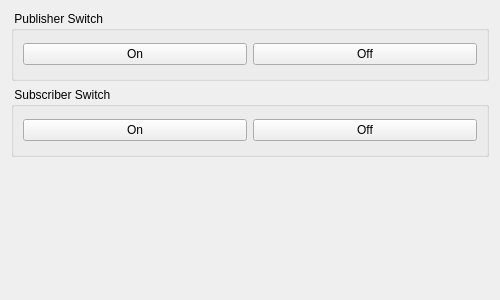
Qt form rqt_example/ui/rqt_example.ui (JaehyunShim/ros2_tutorial_cpp) before a commit.
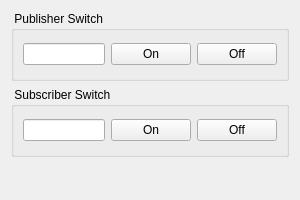
The same form after that commit.

Commit message: add display function to rqt_example

Diff of the .ui file:
```diff
--- a/rqt_example/ui/rqt_example.ui
+++ b/rqt_example/ui/rqt_example.ui
@@ -9,8 +9,8 @@
    <rect>
     <x>0</x>
     <y>0</y>
-    <width>500</width>
-    <height>300</height>
+    <width>300</width>
+    <height>200</height>
    </rect>
   </property>
   <property name="sizePolicy">
@@ -21,8 +21,8 @@
   </property>
   <property name="minimumSize">
    <size>
-    <width>500</width>
-    <height>300</height>
+    <width>300</width>
+    <height>200</height>
    </size>
   </property>
   <property name="contextMenuPolicy">
@@ -52,20 +52,30 @@
         <string> Publisher Switch</string>
        </property>
        <layout class="QGridLayout" name="gridLayout">
-        <item row="0" column="1">
+        <item row="0" column="2">
          <widget class="QPushButton" name="pub_off_button">
           <property name="text">
            <string>Off</string>
           </property>
          </widget>
         </item>
-        <item row="0" column="0">
+        <item row="0" column="1">
          <widget class="QPushButton" name="pub_on_button">
           <property name="text">
            <string>On</string>
           </property>
          </widget>
         </item>
+        <item row="0" column="0">
+         <widget class="QLineEdit" name="pub_onoff_state">
+          <property name="sizePolicy">
+           <sizepolicy hsizetype="Minimum" vsizetype="Fixed">
+            <horstretch>0</horstretch>
+            <verstretch>0</verstretch>
+           </sizepolicy>
+          </property>
+         </widget>
+        </item>
        </layout>
       </widget>
      </item>
@@ -86,21 +96,31 @@
        <property name="title">
         <string> Subscriber Switch</string>
        </property>
-       <layout class="QGridLayout" name="gridLayout">
+       <layout class="QGridLayout" name="gridLayout2">
         <item row="0" column="1">
-         <widget class="QPushButton" name="sub_off_button">
-          <property name="text">
-           <string>Off</string>
-          </property>
-         </widget>
-        </item>
-        <item row="0" column="0">
          <widget class="QPushButton" name="sub_on_button">
           <property name="text">
            <string>On</string>
           </property>
          </widget>
         </item>
+        <item row="0" column="2">
+         <widget class="QPushButton" name="sub_off_button">
+          <property name="text">
+           <string>Off</string>
+          </property>
+         </widget>
+        </item>
+        <item row="0" column="0">
+         <widget class="QLineEdit" name="sub_onoff_state">
+          <property name="sizePolicy">
+           <sizepolicy hsizetype="Minimum" vsizetype="Fixed">
+            <horstretch>0</horstretch>
+            <verstretch>0</verstretch>
+           </sizepolicy>
+          </property>
+         </widget>
+        </item>
        </layout>
       </widget>
      </item>
```
The commit also changes 5 other files.
